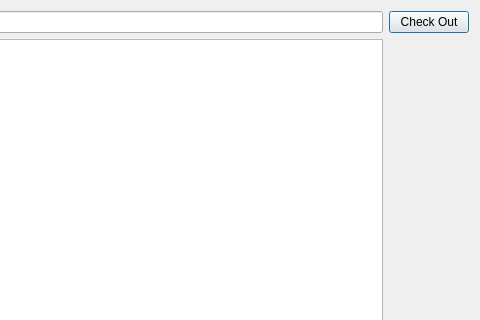
Qt form code/qtApp/reservationsDialog.ui (stoptherock1/HSM) before a commit; both pictures show x 276 to 756 and y 0 to 320 of the 756 by 491 pixel window.
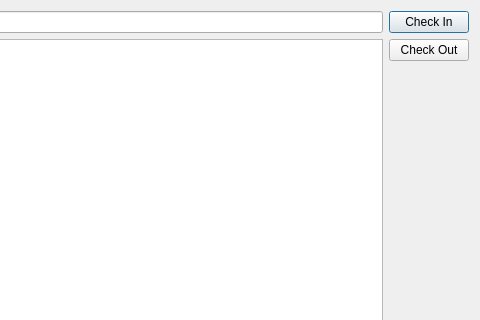
The same form after that commit.

Patch:
```diff
--- a/code/qtApp/reservationsDialog.ui
+++ b/code/qtApp/reservationsDialog.ui
@@ -38,6 +38,13 @@
       <layout class="QVBoxLayout" name="RightPanel_verticalLayout_2">
        <item>
         <layout class="QVBoxLayout" name="verticalLayout">
+         <item>
+          <widget class="QPushButton" name="checkIn_pushButton">
+           <property name="text">
+            <string>Check In</string>
+           </property>
+          </widget>
+         </item>
          <item>
           <widget class="QPushButton" name="checkout_pushButton">
            <property name="text">
```
